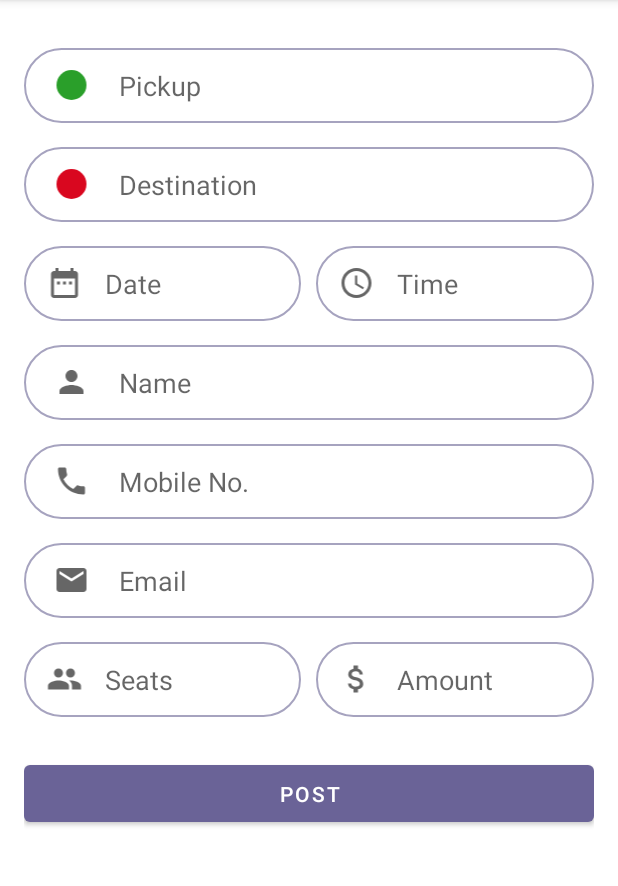
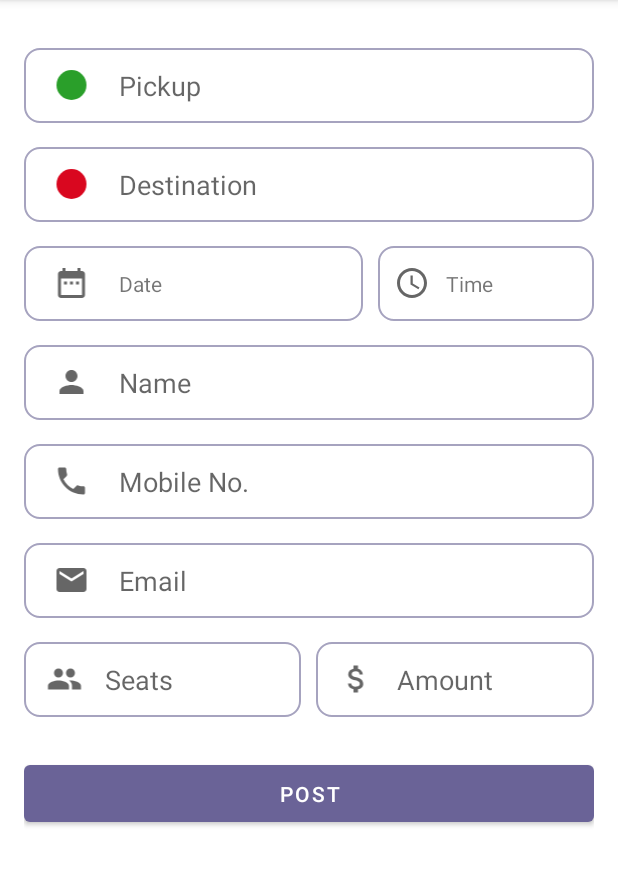
Before and after one commit to DipeshSingh1772/Ecolift, an Android app: the PostFragment screen opened through its navigation route, on a phone screen of 412 x 824 dp, the part 84-970 px from its top. Run offline under Robolectric (Android 15) with nearby library versions, the phone set to English and light mode, and no system bars.

Commit message:
time picker added

```diff
--- a/app/src/main/java/com/example/ecolift/Database/PostPerson.kt
+++ b/app/src/main/java/com/example/ecolift/Database/PostPerson.kt
@@ -19,7 +19,7 @@ data class PostPerson(
     val Date: Long = 0,
 
     @ColumnInfo(name = "Time")
-    val Time:Long = 0,
+    val Time:String,
 
     @ColumnInfo(name = "Name")
     val Name:String,
--- a/app/src/main/res/drawable/post_form_background.xml
+++ b/app/src/main/res/drawable/post_form_background.xml
@@ -4,9 +4,10 @@
 
     <stroke
         android:width="1dp"
-        android:color="@color/officialpurple"/>
+        android:color="@color/officialpurple" />
     <corners
-        android:radius="30dp"/>
+        android:radius="10dp"/>
+
 
 
 </shape>
--- a/app/src/main/res/layout/fragment_post.xml
+++ b/app/src/main/res/layout/fragment_post.xml
@@ -7,7 +7,7 @@
 
     <LinearLayout
         android:layout_width="match_parent"
-        android:layout_height="match_parent"
+        android:layout_height="wrap_content"
         android:layout_margin="16dp"
         android:orientation="vertical">
 
@@ -25,17 +25,19 @@
                 android:layout_weight="1"
                 android:layout_height="wrap_content"
                 android:src="@drawable/pickup_dot"
+                android:contentDescription="@string/green_indicator"
                 android:layout_gravity="center"/>
 
             <EditText
                 android:id="@+id/pickup_text"
                 android:layout_width="0dp"
                 android:layout_weight="7"
-                android:layout_marginLeft="10dp"
+                android:layout_marginStart="10dp"
                 android:layout_height="match_parent"
                 android:background="@color/white"
                 android:inputType="text"
-                android:hint="Pickup"
+                android:autofillHints="name"
+                android:hint="@string/pickup"
                 android:singleLine="true" />
 
         </LinearLayout>
@@ -52,6 +54,7 @@
                 android:layout_width="0dp"
                 android:layout_weight="1"
                 android:layout_height="wrap_content"
+                android:contentDescription="@string/red_indicator"
                 android:src="@drawable/destination_dot"
                 android:layout_gravity="center"/>
 
@@ -60,10 +63,11 @@
                 android:layout_width="0dp"
                 android:layout_weight="7"
                 android:layout_height="match_parent"
-                android:layout_marginLeft="10dp"
+                android:layout_marginStart="10dp"
                 android:background="@color/white"
                 android:inputType="text"
-                android:hint="Destination"
+                android:autofillHints="name"
+                android:hint="@string/destination"
                 android:singleLine="true" />
 
         </LinearLayout>
@@ -71,11 +75,13 @@
         <LinearLayout
             android:layout_width="match_parent"
             android:layout_height="50dp"
+            android:baselineAligned="false"
             android:layout_marginBottom="16dp"
             android:orientation="horizontal">
 
             <LinearLayout
-                android:layout_width="0dp"
+                android:id="@+id/date_layout"
+                android:layout_width="wrap_content"
                 android:layout_weight="1"
                 android:padding="10dp"
                 android:background="@drawable/post_form_background"
@@ -83,51 +89,56 @@
                 android:orientation="horizontal">
 
                 <ImageView
+                    android:id="@+id/date_icon"
                     android:layout_width="0dp"
                     android:layout_weight="2"
+                    android:contentDescription="@string/date"
                     android:layout_height="wrap_content"
                     android:src="@drawable/date_icon"
-                    android:layout_gravity="center"/>
+                    android:layout_gravity="center"
+                    tools:ignore="NestedWeights" />
 
-                <EditText
+                <TextView
                     android:id="@+id/date_text"
                     android:layout_width="0dp"
                     android:layout_weight="7"
+                    android:text="@string/date"
+                    android:gravity="start|center"
                     android:layout_height="match_parent"
-                    android:layout_marginLeft="10dp"
-                    android:background="@color/white"
-                    android:inputType="text"
-                    android:hint="Date"
-                    android:singleLine="true" />
+                    android:layout_marginStart="10dp"
+                    android:background="@color/white"/>
 
             </LinearLayout>
 
             <LinearLayout
+                android:id="@+id/time_layout"
                 android:layout_width="0dp"
                 android:layout_weight="1"
                 android:layout_height="match_parent"
                 android:padding="10dp"
-                android:layout_marginLeft="10dp"
+                android:layout_marginStart="10dp"
                 android:background="@drawable/post_form_background"
                 android:orientation="horizontal">
 
                 <ImageView
+                    android:id="@+id/time_icon"
                     android:layout_width="0dp"
                     android:layout_weight="2"
                     android:layout_height="wrap_content"
                     android:src="@drawable/time_icon"
-                    android:layout_gravity="center"/>
+                    android:contentDescription="@string/time"
+                    android:layout_gravity="center"
+                    tools:ignore="NestedWeights" />
 
-                <EditText
+                <TextView
                     android:id="@+id/time_text"
                     android:layout_width="0dp"
+                    android:text="@string/time"
+                    android:gravity="center|start"
                     android:layout_weight="7"
                     android:layout_height="match_parent"
-                    android:layout_marginLeft="10dp"
-                    android:background="@color/white"
-                    android:inputType="text"
-                    android:hint="Time"
-                    android:singleLine="true" />
+                    android:layout_marginStart="10dp"
+                    android:background="@color/white"/>
 
             </LinearLayout>
 
@@ -148,6 +159,7 @@
                 android:layout_weight="1"
                 android:layout_height="wrap_content"
                 android:src="@drawable/person_icon"
+                android:contentDescription="@string/person"
                 android:layout_gravity="center"/>
 
             <EditText
@@ -155,10 +167,11 @@
                 android:layout_width="0dp"
                 android:layout_weight="7"
                 android:layout_height="match_parent"
-                android:layout_marginLeft="10dp"
+                android:layout_marginStart="10dp"
                 android:background="@color/white"
                 android:inputType="text"
-                android:hint="Name"
+                android:hint="@string/name"
+                android:autofillHints="name"
                 android:singleLine="true" />
 
         </LinearLayout>
@@ -176,17 +189,19 @@
                 android:layout_weight="1"
                 android:layout_height="wrap_content"
                 android:src="@drawable/phone_icon"
+                android:contentDescription="@string/phone"
                 android:layout_gravity="center"/>
 
             <EditText
-                android:id="@+id/mobileno_text"
+                android:id="@+id/mobileNo_text"
                 android:layout_width="0dp"
                 android:layout_weight="7"
                 android:layout_height="match_parent"
-                android:layout_marginLeft="10dp"
+                android:layout_marginStart="10dp"
                 android:background="@color/white"
                 android:inputType="text"
-                android:hint="Mobile No."
+                android:autofillHints="phone"
+                android:hint="@string/mobile_no"
                 android:singleLine="true" />
 
         </LinearLayout>
@@ -202,6 +217,7 @@
             <ImageView
                 android:layout_width="0dp"
                 android:layout_weight="1"
+                android:contentDescription="@string/email"
                 android:layout_height="wrap_content"
                 android:src="@drawable/mail_icon"
                 android:layout_gravity="center"/>
@@ -211,17 +227,20 @@
                 android:layout_width="0dp"
                 android:layout_weight="7"
                 android:layout_height="match_parent"
-                android:layout_marginLeft="10dp"
+                android:layout_marginStart="10dp"
                 android:background="@color/white"
                 android:inputType="text"
-                android:hint="Email"
-                android:singleLine="true" />
+                android:autofillHints="emailAddress"
+                android:hint="@string/email"
+                android:singleLine="true"
+                tools:ignore="TextFields" />
 
         </LinearLayout>
 
         <LinearLayout
             android:layout_width="match_parent"
             android:layout_height="50dp"
+            android:baselineAligned="false"
             android:layout_marginBottom="16dp"
             android:orientation="horizontal">
 
@@ -236,9 +255,11 @@
                 <ImageView
                     android:layout_width="0dp"
                     android:layout_weight="2"
+                    android:contentDescription="@string/seats"
                     android:layout_height="wrap_content"
                     android:src="@drawable/group_icon"
-                    android:layout_gravity="center"/>
+                    android:layout_gravity="center"
+                    tools:ignore="NestedWeights" />
 
                 <EditText
                     android:id="@+id/seat_text"
@@ -247,8 +268,9 @@
                     android:layout_height="match_parent"
                     android:background="@color/white"
                     android:inputType="text"
-                    android:hint="Seats"
-                    android:layout_marginLeft="10dp"
+                    android:hint="@string/seats"
+                    android:autofillHints="creditCardExpirationDay"
+                    android:layout_marginStart="10dp"
                     android:singleLine="true" />
 
             </LinearLayout>
@@ -258,7 +280,7 @@
                 android:layout_weight="1"
                 android:layout_height="match_parent"
                 android:padding="10dp"
-                android:layout_marginLeft="10dp"
+                android:layout_marginStart="10dp"
                 android:background="@drawable/post_form_background"
                 android:orientation="horizontal">
 
@@ -267,7 +289,9 @@
                     android:layout_weight="2"
                     android:layout_height="wrap_content"
                     android:src="@drawable/money_icon"
-                    android:layout_gravity="center"/>
+                    android:layout_gravity="center"
+                    android:contentDescription="@string/Amount"
+                    tools:ignore="NestedWeights" />
 
                 <EditText
                     android:id="@+id/amount_text"
@@ -276,8 +300,9 @@
                     android:layout_height="match_parent"
                     android:background="@color/white"
                     android:inputType="text"
-                    android:layout_marginLeft="10dp"
-                    android:hint="Amount"
+                    android:layout_marginStart="10dp"
+                    android:hint="@string/amount"
+                    android:autofillHints="creditCardSecurityCode"
                     android:singleLine="true" />
 
             </LinearLayout>
@@ -298,7 +323,7 @@
                 android:layout_width="match_parent"
                 android:layout_height="match_parent"
                 android:textAllCaps="true"
-                android:text="Post" />
+                android:text="@string/post" />
 
         </LinearLayout>
 
--- a/app/src/main/res/values/strings.xml
+++ b/app/src/main/res/values/strings.xml
@@ -2,4 +2,23 @@
     <string name="app_name">Ecolift</string>
     <!-- TODO: Remove or change this placeholder text -->
     <string name="hello_blank_fragment">Hello blank fragment</string>
+    <string name="green_indicator">green indicator</string>
+    <string name="pickup">Pickup</string>
+    <string name="red_indicator">red indicator</string>
+    <string name="destination">Destination</string>
+    <string name="date">Date</string>
+    <string name="date">Date</string>
+    <string name="time">Time</string>
+    <string name="time">Time</string>
+    <string name="person">Person</string>
+    <string name="name">Name</string>
+    <string name="phone">Phone</string>
+    <string name="mobile_no">Mobile No.</string>
+    <string name="email">Email</string>
+    <string name="email">Email</string>
+    <string name="seats">Seats</string>
+    <string name="seats">Seats</string>
+    <string name="amount">Amount</string>
+    <string name="Amount">Amount</string>
+    <string name="post">Post</string>
 </resources>
```
Also changed, not shown: app/src/main/java/com/example/ecolift/PostFragment.kt (+98 -7 lines).
